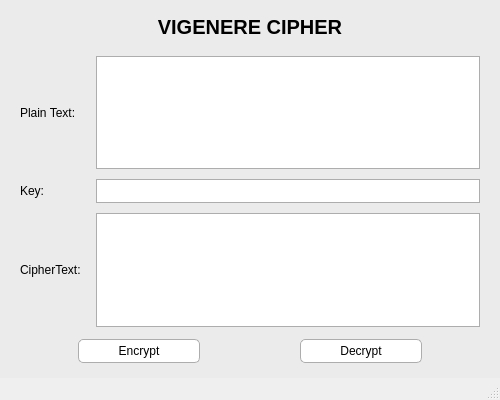
Above: lab-03/ui/vigenere.ui from duystts/bmttnc-hutech-2380600371 before the change. Below: the same form after it.
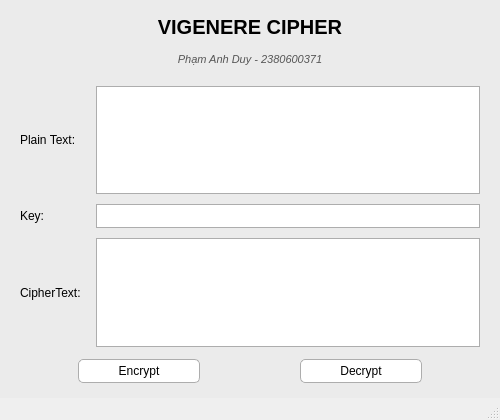
That is the form after the change.

Commit message: [fix] lab-03 ca nhan hoa ui

The edit to the form file:
```diff
--- a/lab-03/ui/vigenere.ui
+++ b/lab-03/ui/vigenere.ui
@@ -7,13 +7,13 @@
     <x>0</x>
     <y>0</y>
     <width>500</width>
-    <height>400</height>
+    <height>420</height>
    </rect>
   </property>
   <property name="minimumSize">
    <size>
     <width>450</width>
-    <height>380</height>
+    <height>400</height>
    </size>
   </property>
   <property name="windowTitle">
@@ -34,7 +34,13 @@
          font-size: 20px;
          font-weight: bold;
          color: #000000;
-         margin-bottom: 5px;
+         margin-bottom: 2px;
+     }
+     QLabel#label_author {
+         font-size: 11px;
+         color: #555555;
+         font-style: italic;
+         margin-bottom: 8px;
      }
      QTextEdit, QLineEdit {
          background-color: #ffffff;
@@ -90,6 +96,16 @@
       </property>
      </widget>
     </item>
+    <item>
+     <widget class="QLabel" name="label_author">
+      <property name="text">
+       <string>Phạm Anh Duy - 2380600371</string>
+      </property>
+      <property name="alignment">
+       <set>Qt::AlignCenter</set>
+      </property>
+     </widget>
+    </item>
     <item>
      <layout class="QGridLayout" name="gridLayout">
       <property name="verticalSpacing">
```
The commit also changes 7 other files.
